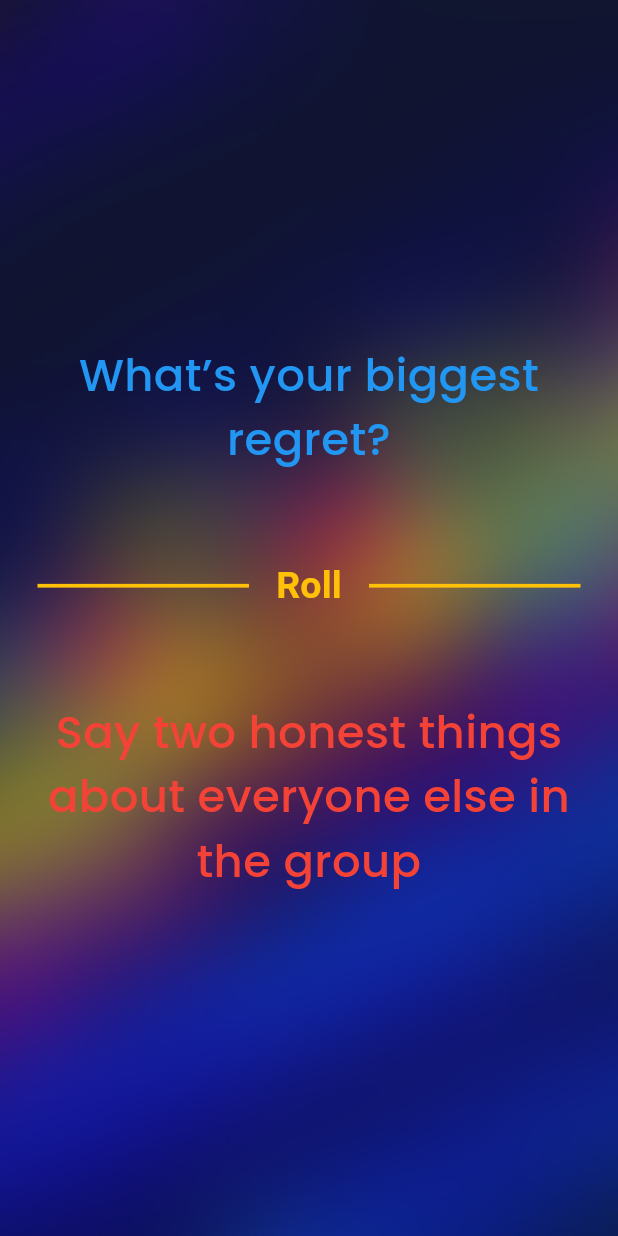
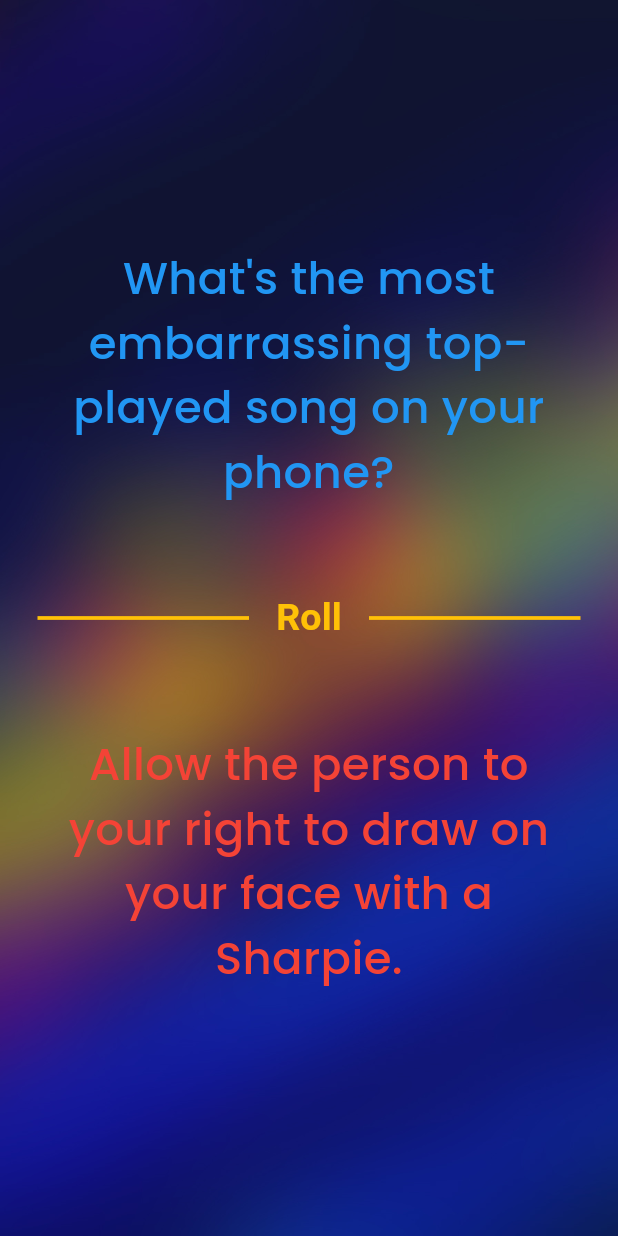
Before and after one commit to Abhi-Survase/truthordare_app, a Flutter app: the screen it shows after launch, after a tap on "Start", after a tap on "Roll", on a phone screen of 412 x 824 dp. Run offline on Flutter 3.47's test engine with Material 2 defaults, Android fonts, the phone set to English and light mode, and no system bars; our stand-ins replace google_fonts; Roboto replaces fonts that are missing (Ubuntu).

Commit message:
added more truth and dare statements

```diff
--- a/lib/truthordare_data.dart
+++ b/lib/truthordare_data.dart
@@ -40,7 +40,7 @@ const todData = [
   ),
   TodModel(
     'What’s your biggest regret?',
-    'Say two honest things about everyone else in the group',
+    'Say two honest things about someone you hate',
   ),
   TodModel(
     'If you had to only ever watch rom-coms or only watch scary movies for the rest of your life, which would you choose and why?',
@@ -64,7 +64,7 @@ const todData = [
   ),
   TodModel(
     'What excuse have you used before to get out plans?',
-    'Show your orgasm face',
+    'Smell another player\'s armpit',
   ),
   TodModel(
     'What\'s the longest you\'ve ever slept?',
@@ -82,4 +82,108 @@ const todData = [
     'What\'s your biggest pet peeve?',
     'Show the last five people you texted and what the messages said',
   ),
+  TodModel(
+    'Even if you’d be paid \$1 million for it, what\'s something you would never do?',
+    'What is the most daring thing you\'ve ever done on a dare?',
+  ),
+  TodModel(
+    'Have you ever said “I love you” to someone and not meant it?',
+    'Draw your favorite movie and have the other person guess it (Pictionary-style).',
+  ),
+  TodModel(
+    "What’s the shortest you’ve ever slept?",
+    "Lick a bar of soap.",
+  ),
+  TodModel(
+    "What's the most embarrassing thing you ever did on a date?",
+    "Talk to a pillow as if it’s your crush.",
+  ),
+  TodModel(
+    'What is the boldest pickup line you\'ve ever used?',
+    'Find your very first/previous crush on social and DM them.',
+  ),
+  TodModel(
+    'How many selfies do you take a day?',
+    'Let the group mix together five of whatever liquids they find in the fridge, then drink it.',
+  ),
+  TodModel(
+    'What\'s the most embarrassing top-played song on your phone?',
+    'Allow the person to your right to draw on your face with a Sharpie.',
+  ),
+  TodModel(
+    'If you could be a fictional character for a day, who would you choose?',
+    'Post a flirty comment on the first Instagram picture that you see.',
+  ),
+  TodModel(
+    'If you could date a fictional character, who would it be?',
+    'Pole dance with an imaginary pole',
+  ),
+  TodModel(
+    'What\'s one silly thing you can\'t live without?',
+    'Post the oldest selfie on your phone on Instagram Stories',
+  ),
+  TodModel(
+    'What is the weirdest trend you\'ve ever participated in?',
+    'Pretend to be the person to your right for 5 minutes',
+  ),
+  TodModel(
+    'Who do you text the most?',
+    'Say something dirty to the person on your left',
+  ),
+  TodModel(
+    'What\'s an instant deal breaker in a potential love interest?',
+    'Do a cartwheel.',
+  ),
+  TodModel(
+    'What is the biggest lie you ever told your parents?',
+    'Let another player post a status on your social.',
+  ),
+  TodModel(
+    'Have you ever fallen in love at first sight?',
+    'Crack an egg on your head.',
+  ),
+  TodModel(
+    'What\'s the weirdest thing you\'ve ever eaten?',
+    'Call a friend, pretend it\'s their birthday.',
+  ),
+  TodModel(
+    'Tell us about the biggest romantic fail you\'ve ever experienced.',
+    'Take a selfie on the toilet and post it.',
+  ),
+  TodModel(
+    'Who was your first celebrity crush?',
+    'Let someone paint your nails any way they want.',
+  ),
+  TodModel(
+    'Name one thing you\'d do if you knew there\'d be zero consequences.',
+    'Let everyone give you a romantic nickname.',
+  ),
+  TodModel(
+    'Is there anyone you stalk on social media?',
+    'Call the last person you texted and just “meow” into the phone.',
+  ),
+  TodModel(
+    'Do you still have feelings for any of your exes?',
+    'Go on social and like every photo of the first person you see.',
+  ),
+  TodModel(
+    'What\'s the most embarrassing thing you\'ve done to get a crush\'s attention?',
+    'Take an item out of the refrigerator and passionately kiss it.',
+  ),
+  TodModel(
+    'What are the five most recent things in your search history?',
+    'Have you ever had a crush on a teacher or professor?',
+  ),
+  TodModel(
+    'Who was the first person you said “I love you” to?',
+    'Reveal all the details of your first kiss.',
+  ),
+  TodModel(
+    'What\'s the most awkward thing you\'ve ever been caught doing?',
+    'Let the other players redo your hairstyle.',
+  ),
+  TodModel(
+    'If you had to get a tattoo today, what would it be?',
+    'Take a shot of pickle juice.',
+  ),
 ];
```
